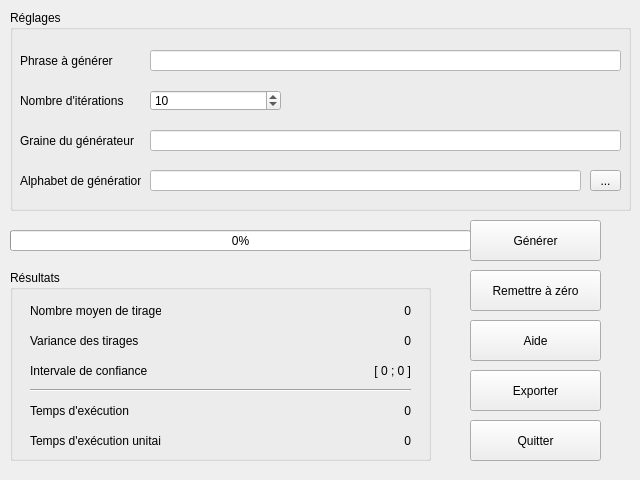
The window that src/RandomSentencesGUI/mainwindow.ui (WordCloudZZ/WordCloudZZ) describes before a commit, drawn with Qt 5.
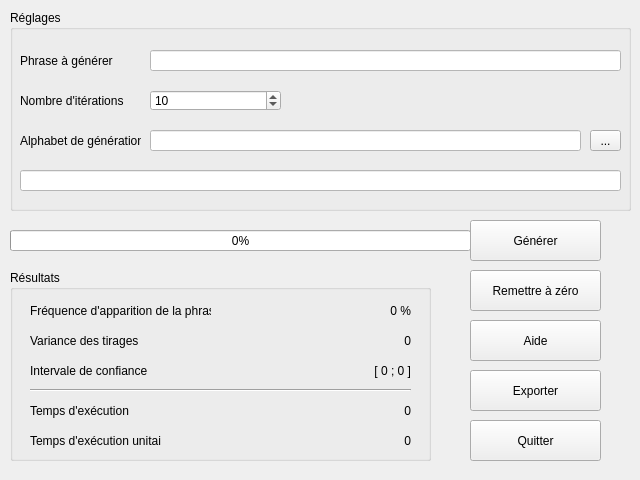
The same window after the commit. Icons and pictures are not drawn.

```diff
--- a/src/RandomSentencesGUI/mainwindow.ui
+++ b/src/RandomSentencesGUI/mainwindow.ui
@@ -112,38 +112,11 @@
       <string>Nombre d'itérations</string>
      </property>
     </widget>
-    <widget class="QLabel" name="label_3">
-     <property name="geometry">
-      <rect>
-       <x>10</x>
-       <y>120</y>
-       <width>121</width>
-       <height>21</height>
-      </rect>
-     </property>
-     <property name="text">
-      <string>Graine du générateur</string>
-     </property>
-    </widget>
-    <widget class="QLineEdit" name="lineEdit_2">
-     <property name="geometry">
-      <rect>
-       <x>140</x>
-       <y>120</y>
-       <width>471</width>
-       <height>21</height>
-      </rect>
-     </property>
-     <property name="styleSheet">
-      <string notr="true">background: white;
-color: black;</string>
-     </property>
-    </widget>
     <widget class="QLineEdit" name="lineEdit_3">
      <property name="geometry">
       <rect>
        <x>140</x>
-       <y>160</y>
+       <y>120</y>
        <width>431</width>
        <height>21</height>
       </rect>
@@ -157,7 +130,7 @@
      <property name="geometry">
       <rect>
        <x>10</x>
-       <y>160</y>
+       <y>120</y>
        <width>121</width>
        <height>21</height>
       </rect>
@@ -170,7 +143,7 @@
      <property name="geometry">
       <rect>
        <x>580</x>
-       <y>160</y>
+       <y>120</y>
        <width>31</width>
        <height>21</height>
       </rect>
@@ -179,6 +152,23 @@
       <string>...</string>
      </property>
     </widget>
+    <widget class="QLineEdit" name="alphabet">
+     <property name="geometry">
+      <rect>
+       <x>10</x>
+       <y>160</y>
+       <width>601</width>
+       <height>21</height>
+      </rect>
+     </property>
+     <property name="styleSheet">
+      <string notr="true">background: white;
+color: black;</string>
+     </property>
+     <property name="readOnly">
+      <bool>true</bool>
+     </property>
+    </widget>
    </widget>
    <widget class="QGroupBox" name="groupBox_2">
     <property name="geometry">
@@ -197,12 +187,12 @@
       <rect>
        <x>20</x>
        <y>30</y>
-       <width>131</width>
+       <width>181</width>
        <height>21</height>
       </rect>
      </property>
      <property name="text">
-      <string>Nombre moyen de tirages</string>
+      <string>Fréquence d'apparition de la phrase</string>
      </property>
     </widget>
     <widget class="QLabel" name="labelUnitTime">
@@ -344,7 +334,7 @@
       </rect>
      </property>
      <property name="text">
-      <string>0</string>
+      <string>0 %</string>
      </property>
      <property name="alignment">
       <set>Qt::AlignRight|Qt::AlignTrailing|Qt::AlignVCenter</set>
```
Left out of the diff: 3 changed lines with no effect on the pictures.
